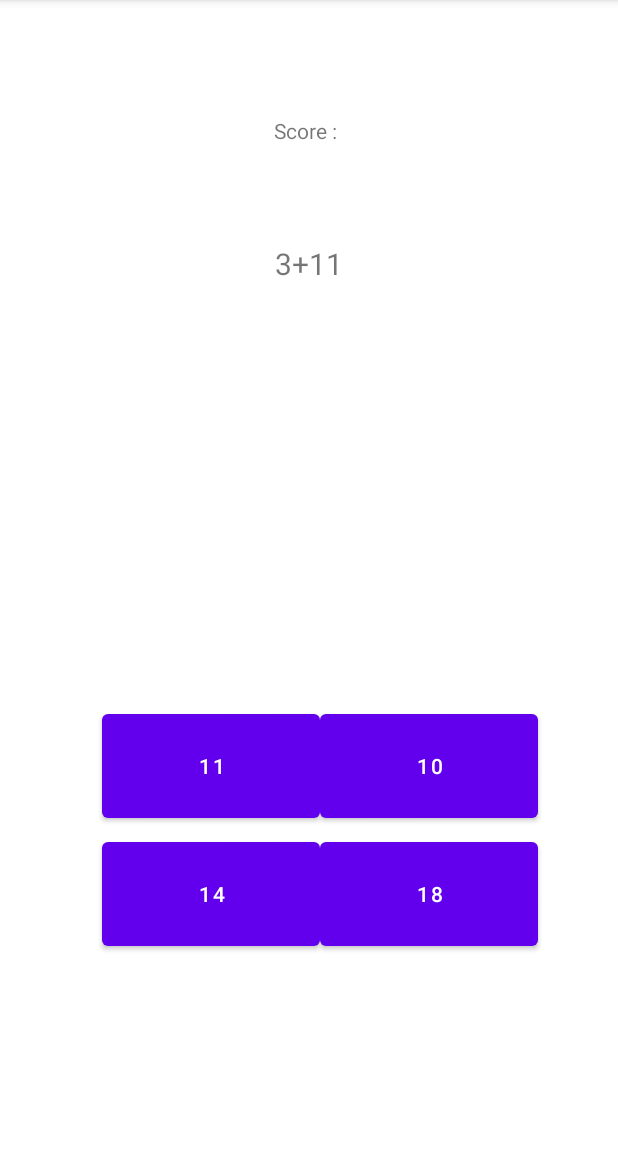
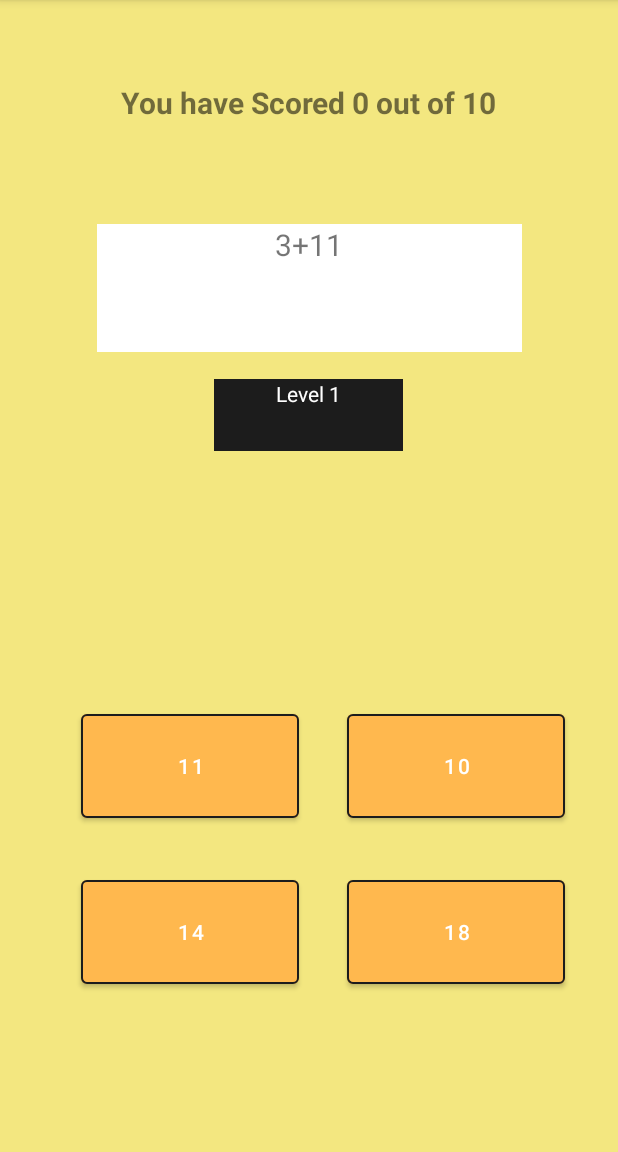
Before and after one commit to S-Riches/MathsApp, an Android app: the Level0 screen opened directly, with no data from a screen before it, after a tap on "11", on a phone screen of 412 x 824 dp, the part 84-1236 px from its top. Run offline under Robolectric (Android 15) with nearby library versions, the phone set to English and light mode, and no system bars.

Commit message:
added sound effects

```diff
--- a/app/src/main/java/com/example/mathsapp/Level0.java
+++ b/app/src/main/java/com/example/mathsapp/Level0.java
@@ -1,6 +1,9 @@
 package com.example.mathsapp;
 
 import androidx.appcompat.app.AppCompatActivity;
+
+import android.media.MediaPlayer;
+import android.provider.MediaStore;
 import android.widget.Button;
 import android.view.View;
 import android.os.Bundle;
@@ -16,23 +19,27 @@ public class Level0 extends AppCompatActivity {
     public Button Answer3;
     public Button Answer4;
     public TextView Score;
-    int totalScore = 0;
+    public int totalScore;
     public Question[] questionArr = new Question[10];
     public int count;
 
-    public void changeButtons(Question q) {
+    public void changeButtons(Question q, int totalScore) {
         count--;
         QuestionDisplay.setText(String.valueOf(q.number1 + q.operator + q.number2));
         Answer1.setText(String.valueOf(q.answer1));
         Answer2.setText(String.valueOf(q.answer2));
         Answer3.setText(String.valueOf(q.answer3));
         Answer4.setText(String.valueOf(q.answer4));
+        Score.setText("You have Scored " + String.valueOf(totalScore) + " out of 10");
     }
 
     @Override
     protected void onCreate(Bundle savedInstanceState) {
         super.onCreate(savedInstanceState);
         setContentView(R.layout.activity_level0);
+        // create a media player
+        MediaPlayer mp = MediaPlayer.create(this, R.raw.ding);
+        MediaPlayer mpLost = MediaPlayer.create(this, R.raw.fail);
 
         // fill the question array with questions.
         for (int i = 0; i < 10; i++) {
@@ -49,59 +56,60 @@ public class Level0 extends AppCompatActivity {
         Answer3 = (Button) findViewById(R.id.answer3);
         Answer4 = (Button) findViewById(R.id.answer4);
 
-        QuestionDisplay.setText(String.valueOf(questionArr[count].number1 + questionArr[count].operator + questionArr[count].number2));
-        Answer1.setText(String.valueOf(questionArr[count].answer1));
-        Answer2.setText(String.valueOf(questionArr[count].answer2));
-        Answer3.setText(String.valueOf(questionArr[count].answer3));
-        Answer4.setText(String.valueOf(questionArr[count].answer4));
-
+        //initially populate the buttons
+        changeButtons(questionArr[count], totalScore);
 
         Answer1.setOnClickListener(new OnClickListener() {
             @Override
             public void onClick(View view) {
-                if (Answer1.getText() == String.valueOf(questionArr[count].answer)) {
+                if (Answer1.getText() == String.valueOf(questionArr[count + 1].answer)) {
+                    mp.start();
                     totalScore += 1;
-                    Score.setText(String.valueOf(totalScore));
-                    changeButtons(questionArr[count]);
-
+                    changeButtons(questionArr[count], totalScore);
                 } else {
-                    changeButtons(questionArr[count]);
+                    mpLost.start();
+                    changeButtons(questionArr[count], totalScore);
                 }
             }
         });
         Answer2.setOnClickListener(new OnClickListener() {
             @Override
             public void onClick(View view) {
-                if (Answer2.getText() == String.valueOf(questionArr[count].answer)) {
+                if (Answer2.getText() == String.valueOf(questionArr[count + 1].answer)) {
+                    // play the sound
+                    mp.start();
+                    // increment the score
                     totalScore += 1;
-                    Score.setText(String.valueOf(totalScore));
-                    changeButtons(questionArr[count]);
+                    changeButtons(questionArr[count], totalScore);
                 } else {
-                    changeButtons(questionArr[count]);
+                    mpLost.start();
+                    changeButtons(questionArr[count], totalScore);
                 }
             }
         });
         Answer3.setOnClickListener(new OnClickListener() {
             @Override
             public void onClick(View view) {
-                if (Answer3.getText() == String.valueOf(questionArr[count].answer)) {
+                if (Answer3.getText() == String.valueOf(questionArr[count + 1].answer)) {
+                    mp.start();
                     totalScore += 1;
-                    Score.setText(String.valueOf(totalScore));
-                    changeButtons(questionArr[count]);
+                    changeButtons(questionArr[count], totalScore);
                 } else {
-                    changeButtons(questionArr[count]);
+                    mpLost.start();
+                    changeButtons(questionArr[count], totalScore);
                 }
             }
         });
         Answer4.setOnClickListener(new OnClickListener() {
             @Override
             public void onClick(View view) {
-                if (Answer4.getText() == String.valueOf(questionArr[count].answer)) {
+                if (Answer4.getText() == String.valueOf(questionArr[count + 1].answer)) {
+                    mp.start();
                     totalScore += 1;
-                    Score.setText(String.valueOf(totalScore));
-                    changeButtons(questionArr[count]);
+                    changeButtons(questionArr[count], totalScore);
                 } else {
-                    changeButtons(questionArr[count]);
+                    mpLost.start();
+                    changeButtons(questionArr[count], totalScore);
                 }
             }
         });
--- a/app/src/main/res/layout/activity_level0.xml
+++ b/app/src/main/res/layout/activity_level0.xml
@@ -4,76 +4,110 @@
     xmlns:tools="http://schemas.android.com/tools"
     android:layout_width="match_parent"
     android:layout_height="match_parent"
+    android:background="#F3E780"
+    android:foregroundTint="#DCCF5B"
     tools:context=".Level0">
 
     <Button
         android:id="@+id/answer1"
         android:layout_width="145dp"
         android:layout_height="81dp"
+        android:backgroundTint="#FFB84E"
         app:layout_constraintBottom_toBottomOf="parent"
         app:layout_constraintEnd_toEndOf="parent"
-        app:layout_constraintHorizontal_bias="0.255"
+        app:layout_constraintHorizontal_bias="0.203"
         app:layout_constraintStart_toStartOf="parent"
         app:layout_constraintTop_toTopOf="parent"
-        app:layout_constraintVertical_bias="0.684" />
+        app:layout_constraintVertical_bias="0.684"
+        app:strokeColor="#1C1C1C"
+        app:strokeWidth="1sp" />
 
     <Button
         android:id="@+id/answer3"
         android:layout_width="145dp"
         android:layout_height="81dp"
+        android:backgroundTint="#FFB84E"
         app:layout_constraintBottom_toBottomOf="parent"
         app:layout_constraintEnd_toEndOf="parent"
-        app:layout_constraintHorizontal_bias="0.255"
+        app:layout_constraintHorizontal_bias="0.203"
         app:layout_constraintStart_toStartOf="parent"
         app:layout_constraintTop_toTopOf="parent"
-        app:layout_constraintVertical_bias="0.809" />
+        app:layout_constraintVertical_bias="0.846"
+        app:strokeColor="#1C1C1C"
+        app:strokeWidth="1sp" />
+
+    <Button
+        android:id="@+id/answer4"
+        android:layout_width="145dp"
+        android:layout_height="81dp"
+        android:backgroundTint="#FFB84E"
+        app:layout_constraintBottom_toBottomOf="parent"
+        app:layout_constraintEnd_toEndOf="parent"
+        app:layout_constraintHorizontal_bias="0.868"
+        app:layout_constraintStart_toStartOf="parent"
+        app:layout_constraintTop_toTopOf="parent"
+        app:layout_constraintVertical_bias="0.846"
+        app:strokeColor="#1C1C1C"
+        app:strokeWidth="1sp" />
 
     <Button
         android:id="@+id/answer2"
         android:layout_width="145dp"
         android:layout_height="81dp"
+        android:backgroundTint="#FFB84E"
         app:layout_constraintBottom_toBottomOf="parent"
         app:layout_constraintEnd_toEndOf="parent"
-        app:layout_constraintHorizontal_bias="0.8"
+        app:layout_constraintHorizontal_bias="0.868"
         app:layout_constraintStart_toStartOf="parent"
         app:layout_constraintTop_toTopOf="parent"
-        app:layout_constraintVertical_bias="0.684" />
-
-    <Button
-        android:id="@+id/answer4"
-        android:layout_width="145dp"
-        android:layout_height="81dp"
-        app:layout_constraintBottom_toBottomOf="parent"
-        app:layout_constraintEnd_toEndOf="parent"
-        app:layout_constraintHorizontal_bias="0.8"
-        app:layout_constraintStart_toStartOf="parent"
-        app:layout_constraintTop_toTopOf="parent"
-        app:layout_constraintVertical_bias="0.809" />
+        app:layout_constraintVertical_bias="0.684"
+        app:strokeColor="#1C1C1C"
+        app:strokeWidth="1sp" />
 
     <TextView
         android:id="@+id/txt_viewer"
-        android:layout_width="228dp"
-        android:layout_height="63dp"
+        android:layout_width="283dp"
+        android:layout_height="85dp"
         android:layout_marginStart="176dp"
         android:layout_marginEnd="178dp"
+        android:background="#FFFFFF"
         android:textAlignment="center"
         android:textSize="20sp"
         app:layout_constraintBottom_toBottomOf="parent"
         app:layout_constraintEnd_toEndOf="parent"
-        app:layout_constraintHorizontal_bias="0.497"
+        app:layout_constraintHorizontal_bias="0.495"
         app:layout_constraintStart_toStartOf="parent"
         app:layout_constraintTop_toTopOf="parent"
-        app:layout_constraintVertical_bias="0.23" />
+        app:layout_constraintVertical_bias="0.219" />
 
     <TextView
         android:id="@+id/Score"
-        android:layout_width="wrap_content"
-        android:layout_height="19dp"
-        android:text="Score : "
+        android:layout_width="272dp"
+        android:layout_height="32dp"
+        android:text="You have Scored x Out of 10"
+        android:textAlignment="center"
+        android:textSize="20sp"
+        android:textStyle="bold"
+        app:layout_constraintBottom_toBottomOf="parent"
+        app:layout_constraintEnd_toEndOf="parent"
+        app:layout_constraintHorizontal_bias="0.496"
+        app:layout_constraintStart_toStartOf="parent"
+        app:layout_constraintTop_toTopOf="parent"
+        app:layout_constraintVertical_bias="0.074" />
+
+    <TextView
+        android:id="@+id/textView2"
+        android:layout_width="126dp"
+        android:layout_height="48dp"
+        android:background="#1C1C1C"
+        android:lineSpacingExtra="8sp"
+        android:text="Level 1"
+        android:textAlignment="center"
+        android:textColor="#FFFFFF"
         app:layout_constraintBottom_toBottomOf="parent"
         app:layout_constraintEnd_toEndOf="parent"
         app:layout_constraintHorizontal_bias="0.498"
         app:layout_constraintStart_toStartOf="parent"
         app:layout_constraintTop_toTopOf="parent"
-        app:layout_constraintVertical_bias="0.103" />
+        app:layout_constraintVertical_bias="0.351" />
 </androidx.constraintlayout.widget.ConstraintLayout>
```
Also changed, not shown: 2 other files.
